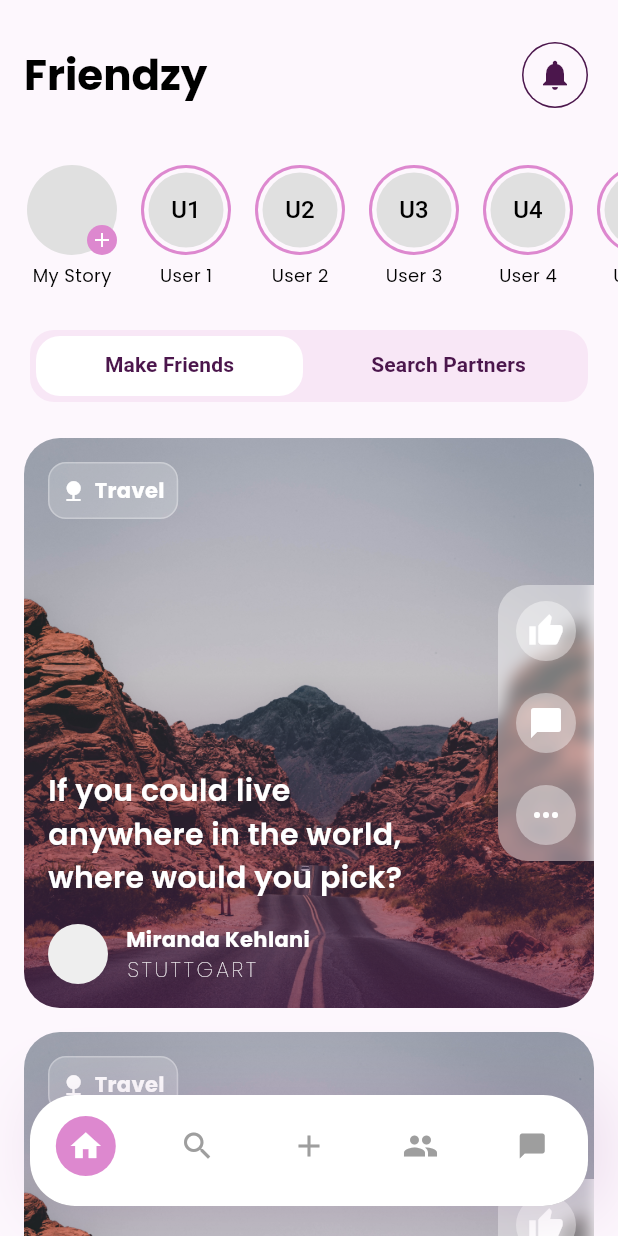
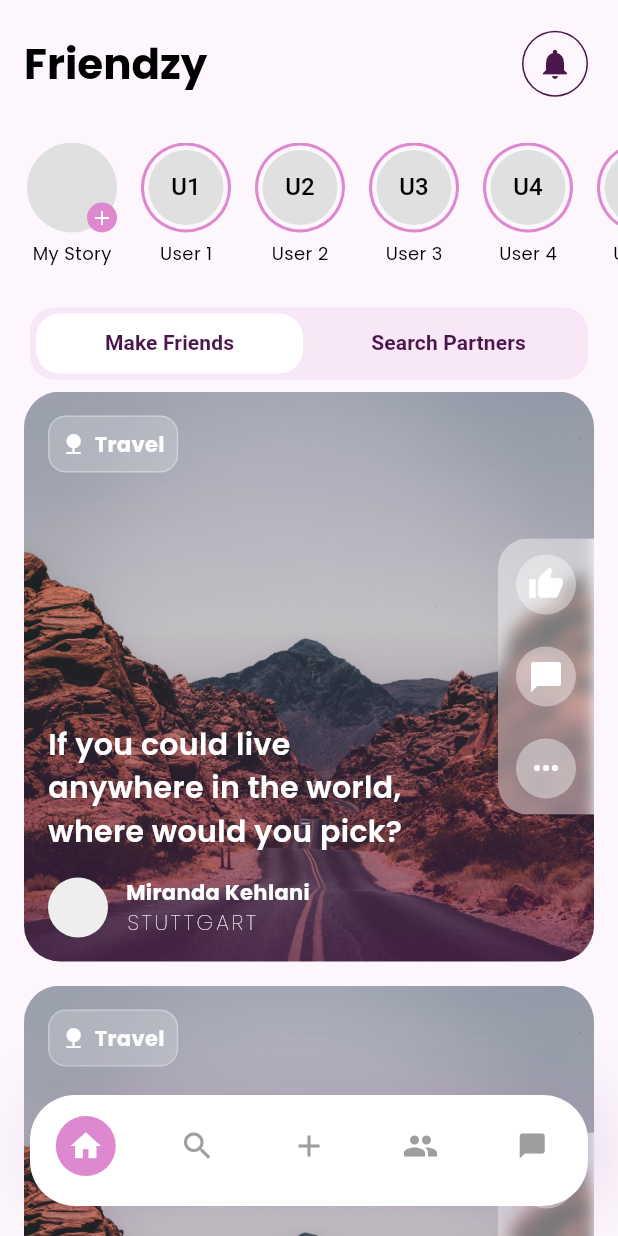
Before and after one commit to alfathoshi/friendzy, a Flutter app: the screen it shows after launch, on a phone screen of 412 x 824 dp. Run offline on Flutter 3.47's test engine with Material 3 defaults, Android fonts, the light colour scheme and no system bars; our stand-ins replace google_fonts.

Commit message:
fix: padding on homepage appbar and tab bar view

```diff
--- a/lib/pages/home/home_page.dart
+++ b/lib/pages/home/home_page.dart
@@ -16,7 +16,7 @@ class HomePage extends StatelessWidget {
         body: NestedScrollView(
           headerSliverBuilder: (context, innerBoxIsScrolled) => [
             SliverAppBar(
-              toolbarHeight: 100,
+              toolbarHeight: 85,
               backgroundColor: lightTheme.scaffoldBackgroundColor,
               floating: true,
               snap: true,
--- a/lib/pages/home/make_friends_tab.dart
+++ b/lib/pages/home/make_friends_tab.dart
@@ -11,7 +11,7 @@ class MakeFriendsTab extends StatelessWidget {
   @override
   Widget build(BuildContext context) {
     return Padding(
-      padding: const EdgeInsets.fromLTRB(16, 24, 16, 0),
+      padding: const EdgeInsets.fromLTRB(16, 8, 16, 0),
       child: ListView.builder(
         itemCount: 3,
         itemBuilder: (ctx, idx) {
```
